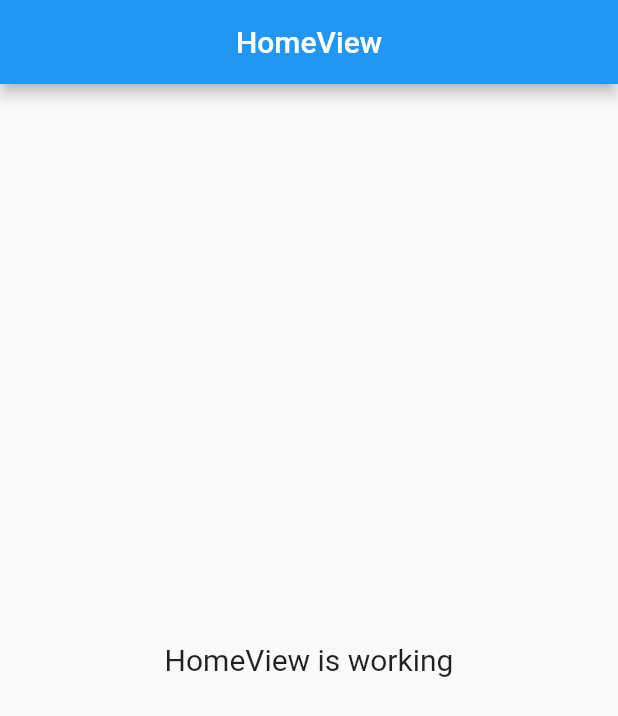
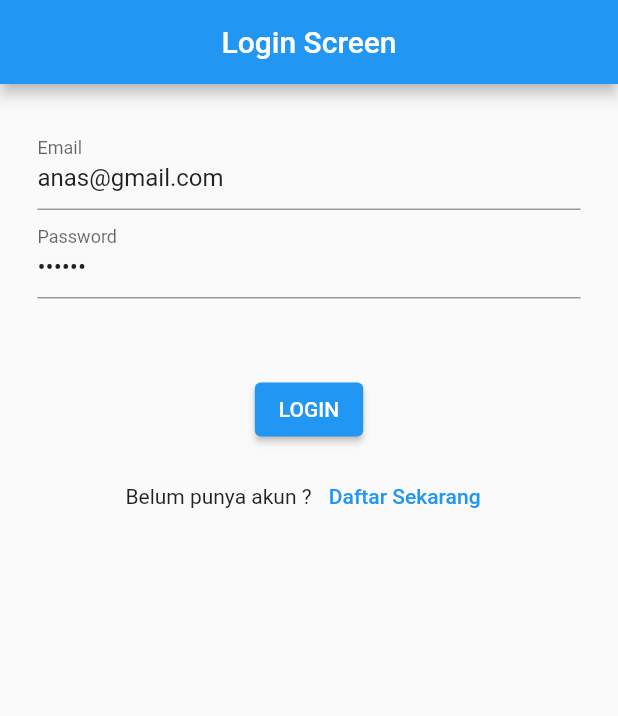
Before and after one commit to anasmisbah/firebase-flutter, a Flutter app: the screen it shows after launch, on a phone screen of 412 x 824 dp. Shown: the top 716 px of the screen. Run offline on Flutter 3.47's test engine with Material 2 defaults, Android fonts, the phone set to English and light mode, and no system bars; our stand-ins replace firebase_auth, firebase_core, get; accounts and stored records are empty.

Commit message:
firebase auth sign in up logout

```diff
--- /dev/null
+++ b/lib/app/controllers/auth_controller.dart
@@ -0,0 +1,47 @@
+import 'dart:math';
+
+import 'package:firebase_auth/firebase_auth.dart';
+import 'package:get/get.dart';
+import 'package:learn_firebase/app/modules/signup/bindings/signup_binding.dart';
+import 'package:learn_firebase/app/routes/app_pages.dart';
+
+class AuthController extends GetxController {
+  FirebaseAuth auth = FirebaseAuth.instance;
+
+  void login(String email, String password) async {
+    try {
+      await auth.signInWithEmailAndPassword(email: email, password: password);
+      Get.offAllNamed(Routes.HOME);
+    } on FirebaseAuthException catch (e) {
+      if (e.code == 'user-not-found') {
+        print('No user found for that email.');
+      } else if (e.code == 'wrong-password') {
+        print('Wrong password provided for that user.');
+      }
+    }
+  }
+
+  void signup(String email, String password) async {
+    try {
+      UserCredential userCredential = await FirebaseAuth.instance
+          .createUserWithEmailAndPassword(
+              email: email,
+              password: password);
+    } on FirebaseAuthException catch (e) {
+      if (e.code == 'weak-password') {
+        print('The password provided is too weak.');
+      } else if (e.code == 'email-already-in-use') {
+        print('The account already exists for that email.');
+      }
+    } catch (e) {
+      print(e);
+    }
+  }
+
+  void logout() async {
+    await FirebaseAuth.instance.signOut();
+    Get.offAllNamed(Routes.LOGIN);
+  }
+
+  Stream<User?> get stramAuthStatus => auth.authStateChanges();
+}
--- /dev/null
+++ b/lib/app/modules/login/controllers/login_controller.dart
@@ -0,0 +1,16 @@
+import 'package:flutter/material.dart';
+import 'package:get/get.dart';
+
+class LoginController extends GetxController {
+  final emailC = TextEditingController(text: "anas@gmail.com");
+  final passC = TextEditingController(text: "123123");
+
+
+  @override
+  void onClose() {
+    // TODO: implement onClose
+    emailC.dispose();
+    passC.dispose();
+    super.onClose();
+  }
+}
--- /dev/null
+++ b/lib/app/modules/login/views/login_view.dart
@@ -0,0 +1,59 @@
+import 'package:flutter/material.dart';
+
+import 'package:get/get.dart';
+import 'package:learn_firebase/app/controllers/auth_controller.dart';
+import 'package:learn_firebase/app/routes/app_pages.dart';
+
+import '../controllers/login_controller.dart';
+
+class LoginView extends GetView<LoginController> {
+  final authC = Get.find<AuthController>();
+  @override
+  Widget build(BuildContext context) {
+    return Scaffold(
+      appBar: AppBar(
+        title: Text('Login Screen'),
+        centerTitle: true,
+      ),
+      body: Padding(
+        padding: const EdgeInsets.all(25),
+        child: Column(
+          children: [
+            TextField(
+              controller: controller.emailC,
+              decoration: InputDecoration(labelText: "Email"),
+            ),
+            TextField(
+              controller: controller.passC,
+              obscureText: true,
+              decoration: InputDecoration(labelText: "Password"),
+            ),
+            SizedBox(
+              height: 50,
+            ),
+            ElevatedButton(
+              onPressed: () {
+                print(controller.emailC.text);
+                authC.login(controller.emailC.text, controller.passC.text);
+              },
+              child: Text("LOGIN"),
+            ),
+            SizedBox(
+              height: 10,
+            ),
+            Row(
+              mainAxisAlignment: MainAxisAlignment.center,
+              children: [
+                Text("Belum punya akun ? "),
+                TextButton(
+                  onPressed: () => Get.toNamed(Routes.SIGNUP),
+                  child: Text("Daftar Sekarang"),
+                ),
+              ],
+            )
+          ],
+        ),
+      ),
+    );
+  }
+}
--- a/lib/app/routes/app_pages.dart
+++ b/lib/app/routes/app_pages.dart
@@ -2,6 +2,10 @@
 
 import 'package:learn_firebase/app/modules/home/bindings/home_binding.dart';
 import 'package:learn_firebase/app/modules/home/views/home_view.dart';
+import 'package:learn_firebase/app/modules/login/bindings/login_binding.dart';
+import 'package:learn_firebase/app/modules/login/views/login_view.dart';
+import 'package:learn_firebase/app/modules/signup/bindings/signup_binding.dart';
+import 'package:learn_firebase/app/modules/signup/views/signup_view.dart';
 
 part 'app_routes.dart';
 
@@ -16,5 +20,15 @@
       page: () => HomeView(),
       binding: HomeBinding(),
     ),
+    GetPage(
+      name: _Paths.LOGIN,
+      page: () => LoginView(),
+      binding: LoginBinding(),
+    ),
+    GetPage(
+      name: _Paths.SIGNUP,
+      page: () => SignupView(),
+      binding: SignupBinding(),
+    ),
   ];
 }
--- a/lib/app/routes/app_routes.dart
+++ b/lib/app/routes/app_routes.dart
@@ -5,8 +5,12 @@
   Routes._();
 
   static const HOME = _Paths.HOME;
+  static const LOGIN = _Paths.LOGIN;
+  static const SIGNUP = _Paths.SIGNUP;
 }
 
 abstract class _Paths {
   static const HOME = '/home';
+  static const LOGIN = '/login';
+  static const SIGNUP = '/signup';
 }
--- /dev/null
+++ b/lib/app/utils/loading.dart
@@ -0,0 +1,12 @@
+import 'package:flutter/material.dart';
+
+class LoadingView extends StatelessWidget {
+  const LoadingView({ Key? key }) : super(key: key);
+
+  @override
+  Widget build(BuildContext context) {
+    return MaterialApp(
+      home: Scaffold(body: Center(child: CircularProgressIndicator(),),),
+    );
+  }
+}
--- a/lib/main.dart
+++ b/lib/main.dart
@@ -1,15 +1,39 @@
+import 'package:firebase_auth/firebase_auth.dart';
+import 'package:firebase_core/firebase_core.dart';
 import 'package:flutter/material.dart';
 
 import 'package:get/get.dart';
+import 'package:learn_firebase/app/controllers/auth_controller.dart';
+import 'package:learn_firebase/app/modules/home/views/home_view.dart';
+import 'package:learn_firebase/app/modules/login/views/login_view.dart';
+import 'package:learn_firebase/app/utils/loading.dart';
 
 import 'app/routes/app_pages.dart';
 
-void main() {
-  runApp(
-    GetMaterialApp(
-      title: "Application",
-      initialRoute: AppPages.INITIAL,
-      getPages: AppPages.routes,
-    ),
-  );
+void main() async {
+  WidgetsFlutterBinding.ensureInitialized();
+  await Firebase.initializeApp();
+  runApp(MyApp());
 }
+
+class MyApp extends StatelessWidget {
+  final authC = Get.put(AuthController(), permanent: true);
+  @override
+  Widget build(BuildContext context) {
+    return StreamBuilder<User?>(
+      stream: authC.stramAuthStatus,
+      builder: (context, snapshot) {
+        print(snapshot);
+        if (snapshot.connectionState == ConnectionState.active) {
+          return GetMaterialApp(
+            title: "Application",
+            initialRoute: snapshot.data != null?Routes.HOME: Routes.LOGIN,
+            getPages: AppPages.routes,
+            // home: snapshot.data != null? HomeView(): LoginView(),
+          );
+        }
+        return LoadingView();
+      },
+    );
+  }
+}
--- a/pubspec.yaml
+++ b/pubspec.yaml
@@ -8,6 +8,8 @@
 dependencies:
   cupertino_icons: ^1.0.2
   get: 4.6.1
+  firebase_core: ^1.10.6
+  firebase_auth: 3.3.4
   flutter:
     sdk: flutter
 
```
Also changed, not shown: lib/app/modules/home/views/home_view.dart (+9 -0 lines), lib/app/modules/login/bindings/login_binding.dart (added, +12 -0 lines), lib/app/modules/signup/bindings/signup_binding.dart (added, +12 -0 lines), lib/app/modules/signup/controllers/signup_controller.dart (added, +16 -0 lines), lib/app/modules/signup/views/signup_view.dart (added, +59 -0 lines), pubspec.lock, 4 other files.
